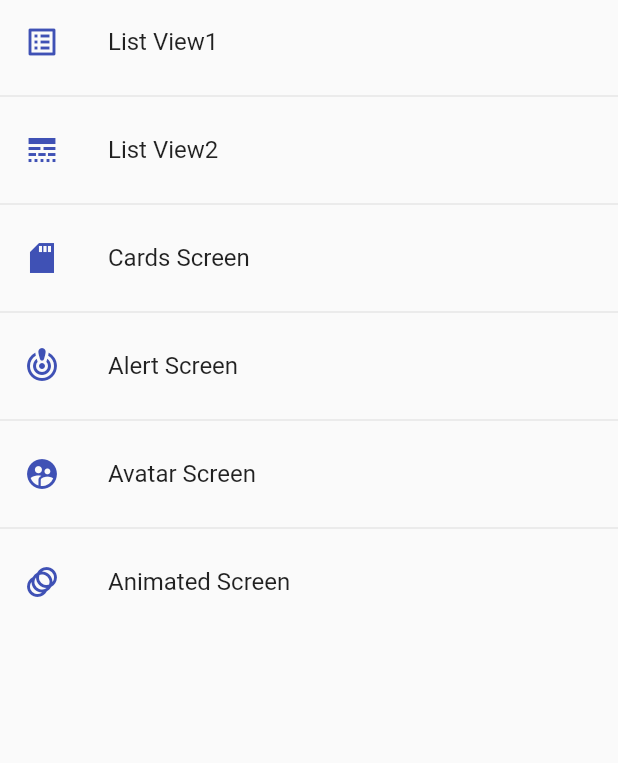
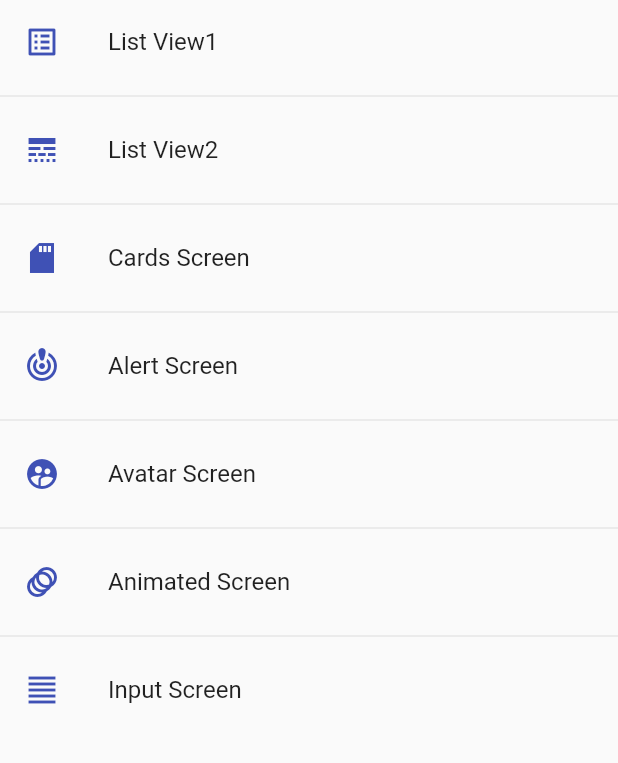
Before and after one commit to AngelVargas08/Componentes, a Flutter app: the screen it shows after launch, on a phone screen of 412 x 824 dp, the part 84-847 px from its top. Run offline on Flutter 3.47's test engine with Material 2 defaults, Android fonts, the phone set to English and light mode, and no system bars.

Commit message:
Text form field

```diff
--- a/lib/router/app_routes.dart
+++ b/lib/router/app_routes.dart
@@ -16,6 +16,7 @@ class AppRoutes{
     MenuOptions(route: 'alertscreen', name: 'Alert Screen', screen: const AlertScreen(), icon: Icons.crisis_alert_sharp),
     MenuOptions(route: 'avatartscreen', name: 'Avatar Screen', screen: const AvatarScreen(), icon: Icons.supervised_user_circle_rounded),
     MenuOptions(route: 'animatedscreen', name: 'Animated Screen', screen: const AnimatedScreen(), icon: Icons.animation_outlined),
+     MenuOptions(route: 'inputscreen', name: 'Input Screen', screen: const InputScreen(), icon: Icons.format_align_justify),
 
   ];
 
--- a/lib/screens/screen.dart
+++ b/lib/screens/screen.dart
@@ -1,3 +1,7 @@
+
+
+
+
 
 
 
@@ -7,5 +11,6 @@ export 'package:fl_components/screens/animated_screen.dart';
 export 'package:fl_components/screens/avatar_screen.dart';
 export 'package:fl_components/screens/card_screen.dart';
 export 'package:fl_components/screens/home_screen.dart';
+export 'package:fl_components/screens/input_screen.dart';
 export 'package:fl_components/screens/listview1.dart';
 export 'package:fl_components/screens/listview2.dart';
--- a/lib/themes/app_themes.dart
+++ b/lib/themes/app_themes.dart
@@ -28,7 +28,23 @@ class Apptheme{
         primary: Colors.indigo,
         shape: const StadiumBorder(),
         elevation: 0
-      ))
+      ),
+      ),
+        inputDecorationTheme: const InputDecorationTheme(
+            floatingLabelStyle: TextStyle(color: primary),
+            enabledBorder: OutlineInputBorder(
+              borderSide: BorderSide(color: primary),
+              borderRadius: BorderRadius.only(bottomLeft: Radius.circular(10),topRight: Radius.circular(10))
+            ),
+           focusedBorder: OutlineInputBorder(
+            borderSide: BorderSide(color: primary),
+            borderRadius: BorderRadius.only(bottomLeft: Radius.circular(10),topRight: Radius.circular(10))
+           ),
+
+          border: OutlineInputBorder(
+            borderRadius: BorderRadius.only(bottomLeft: Radius.circular(10), topRight: Radius.circular(10))
+          )
+         )
 
 
   );
--- a/lib/widgets/widgets.dart
+++ b/lib/widgets/widgets.dart
@@ -1,3 +1,8 @@
+
+
+
+
 
 export 'package:fl_components/widgets/custom_card_image.dart';
 export 'package:fl_components/widgets/custom_card_type_1.dart';
+export 'package:fl_components/widgets/custom_input_field.dart';
```
Also changed, not shown: lib/screens/input_screen.dart (added, +29 -0 lines), lib/widgets/custom_input_field.dart (added, +47 -0 lines).
